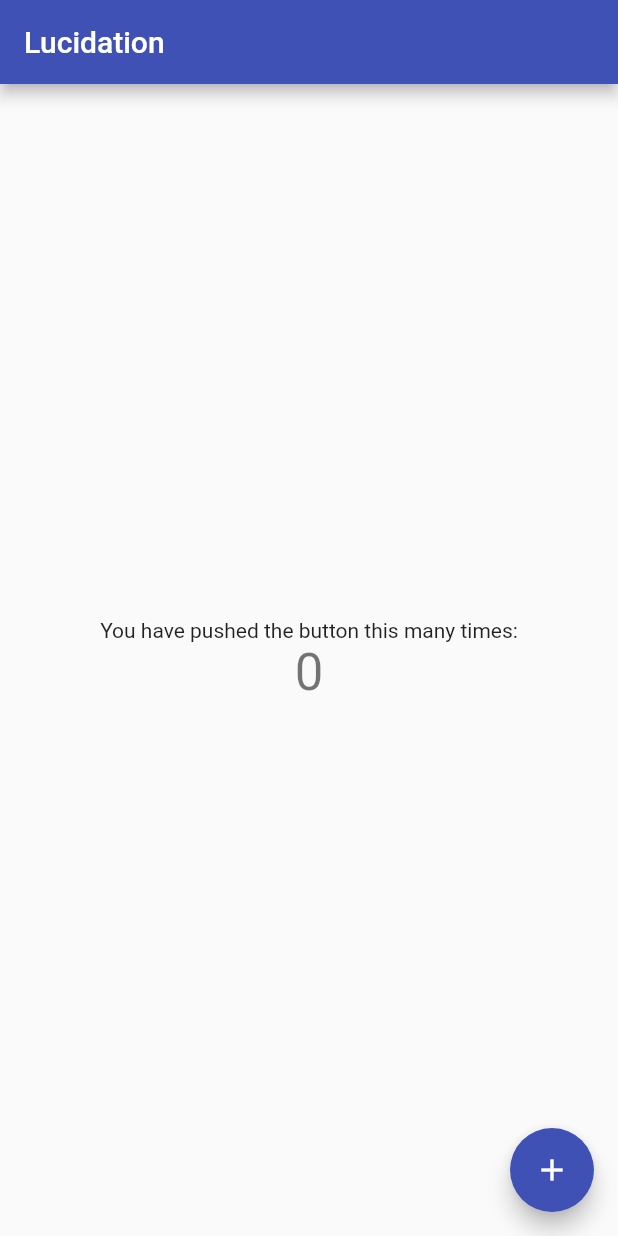
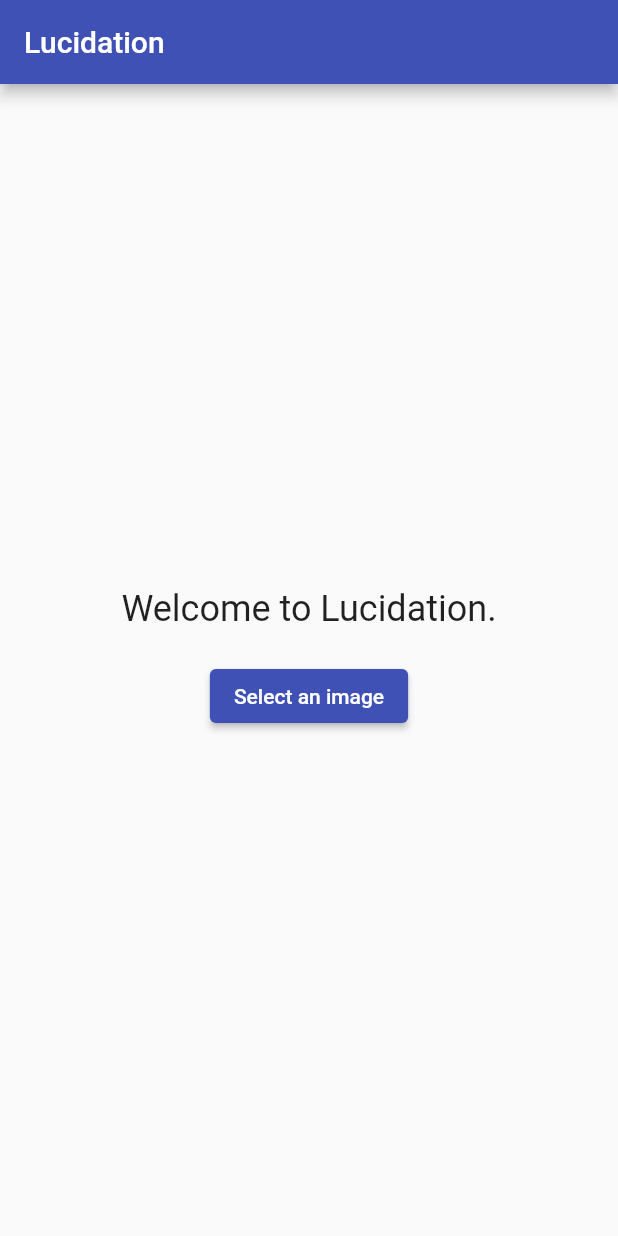
Before and after one commit to kraftedcheese/lucidation, a Flutter app: the screen it shows after launch, on a phone screen of 412 x 824 dp. Run offline on Flutter 3.47's test engine with Material 2 defaults, Android fonts, the phone set to English and light mode, and no system bars; our stand-ins replace image_picker.

Commit message:
Add image picker

```diff
--- /dev/null
+++ b/lib/home_page.dart
@@ -0,0 +1,47 @@
+import 'dart:io';
+
+import 'package:flutter/material.dart';
+import 'package:image_picker/image_picker.dart';
+
+class HomePage extends StatefulWidget {
+  HomePage({Key? key, required this.title}) : super(key: key);
+  final String title;
+
+  @override
+  _HomePageState createState() => _HomePageState();
+}
+
+class _HomePageState extends State<HomePage> {
+  XFile? _image;
+  ImagePicker _picker = ImagePicker();
+
+  @override
+  void initState() {
+    super.initState();
+  }
+
+  @override
+  Widget build(BuildContext context) {
+    return Scaffold(
+      appBar: AppBar(
+        title: Text(widget.title),
+      ),
+      body: Center(
+        child: Column(mainAxisAlignment: MainAxisAlignment.center, children: [
+          Text('Welcome to Lucidation.',
+              style: Theme.of(context).textTheme.headline5),
+          if (_image != null) Container(child: Image.file(File(_image!.path))),
+          SizedBox(height: 20),
+          ElevatedButton(
+              child: Text('Select an image'),
+              onPressed: () => {
+                    setState(() async => {
+                          _image = await _picker.pickImage(
+                              source: ImageSource.gallery)
+                        })
+                  })
+        ]),
+      ),
+    );
+  }
+}
--- a/lib/main.dart
+++ b/lib/main.dart
@@ -1,4 +1,6 @@
 import 'package:flutter/material.dart';
+
+import 'home_page.dart';
 
 void main() {
   runApp(MyApp());
@@ -22,92 +24,7 @@ class MyApp extends StatelessWidget {
         // is not restarted.
         primarySwatch: Colors.indigo,
       ),
-      home: MyHomePage(title: 'Lucidation'),
+      home: HomePage(title: 'Lucidation'),
     );
   }
 }
-
-class MyHomePage extends StatefulWidget {
-  MyHomePage({Key? key, required this.title}) : super(key: key);
-
-  // This widget is the home page of your application. It is stateful, meaning
-  // that it has a State object (defined below) that contains fields that affect
-  // how it looks.
-
-  // This class is the configuration for the state. It holds the values (in this
-  // case the title) provided by the parent (in this case the App widget) and
-  // used by the build method of the State. Fields in a Widget subclass are
-  // always marked "final".
-
-  final String title;
-
-  @override
-  _MyHomePageState createState() => _MyHomePageState();
-}
-
-class _MyHomePageState extends State<MyHomePage> {
-  int _counter = 0;
-
-  void _incrementCounter() {
-    setState(() {
-      // This call to setState tells the Flutter framework that something has
-      // changed in this State, which causes it to rerun the build method below
-      // so that the display can reflect the updated values. If we changed
-      // _counter without calling setState(), then the build method would not be
-      // called again, and so nothing would appear to happen.
-      _counter++;
-    });
-  }
-
-  @override
-  Widget build(BuildContext context) {
-    // This method is rerun every time setState is called, for instance as done
-    // by the _incrementCounter method above.
-    //
-    // The Flutter framework has been optimized to make rerunning build methods
-    // fast, so that you can just rebuild anything that needs updating rather
-    // than having to individually change instances of widgets.
-    return Scaffold(
-      appBar: AppBar(
-        // Here we take the value from the MyHomePage object that was created by
-        // the App.build method, and use it to set our appbar title.
-        title: Text(widget.title),
-      ),
-      body: Center(
-        // Center is a layout widget. It takes a single child and positions it
-        // in the middle of the parent.
-        child: Column(
-          // Column is also a layout widget. It takes a list of children and
-          // arranges them vertically. By default, it sizes itself to fit its
-          // children horizontally, and tries to be as tall as its parent.
-          //
-          // Invoke "debug painting" (press "p" in the console, choose the
-          // "Toggle Debug Paint" action from the Flutter Inspector in Android
-          // Studio, or the "Toggle Debug Paint" command in Visual Studio Code)
-          // to see the wireframe for each widget.
-          //
-          // Column has various properties to control how it sizes itself and
-          // how it positions its children. Here we use mainAxisAlignment to
-          // center the children vertically; the main axis here is the vertical
-          // axis because Columns are vertical (the cross axis would be
-          // horizontal).
-          mainAxisAlignment: MainAxisAlignment.center,
-          children: <Widget>[
-            Text(
-              'You have pushed the button this many times:',
-            ),
-            Text(
-              '$_counter',
-              style: Theme.of(context).textTheme.headline4,
-            ),
-          ],
-        ),
-      ),
-      floatingActionButton: FloatingActionButton(
-        onPressed: _incrementCounter,
-        tooltip: 'Increment',
-        child: Icon(Icons.add),
-      ), // This trailing comma makes auto-formatting nicer for build methods.
-    );
-  }
-}
--- a/pubspec.yaml
+++ b/pubspec.yaml
@@ -23,7 +23,8 @@ environment:
 dependencies:
   flutter:
     sdk: flutter
-
+  tflite: ^1.1.2
+  image_picker: ^0.8.4
 
   # The following adds the Cupertino Icons font to your application.
   # Use with the CupertinoIcons class for iOS style icons.
```
